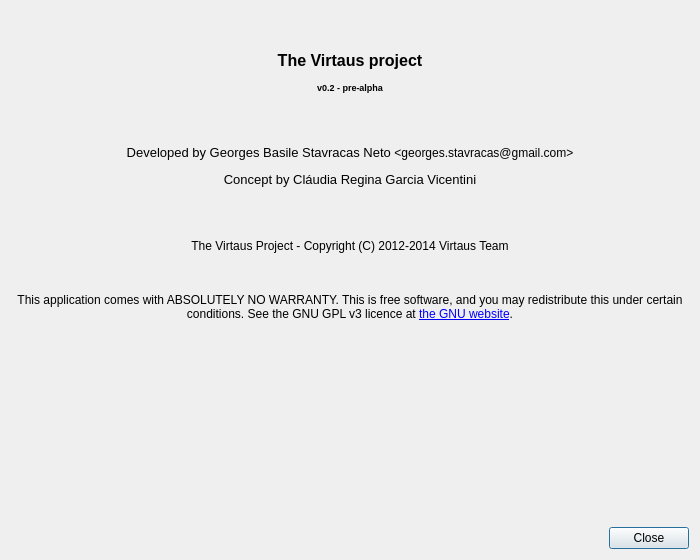
Before: the Qt Designer form dialogs/about-dialog.ui in GeorgesStavracas/Virtaus-old, drawn with Qt 5.
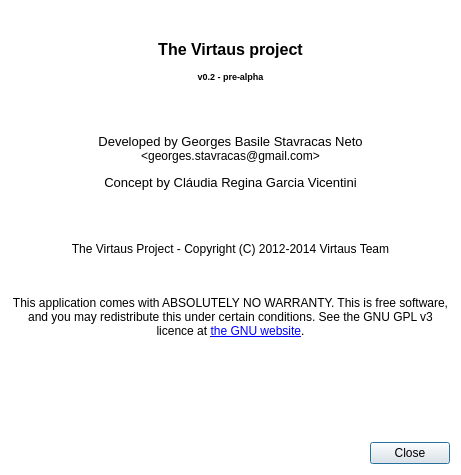
After: the same form once the commit is applied. Icons and pictures are not drawn.

The edit to the form file:
```diff
--- a/dialogs/about-dialog.ui
+++ b/dialogs/about-dialog.ui
@@ -9,8 +9,8 @@
    <rect>
     <x>0</x>
     <y>0</y>
-    <width>700</width>
-    <height>560</height>
+    <width>461</width>
+    <height>475</height>
    </rect>
   </property>
   <property name="windowTitle">
@@ -21,13 +21,21 @@
     <normaloff>:/virtaus/images/resources/icon.svg</normaloff>:/virtaus/images/resources/icon.svg</iconset>
   </property>
   <property name="styleSheet">
-   <string notr="true"/>
+   <string notr="true">QDialog {
+	background-color: rgb(255, 255, 255);
+}</string>
   </property>
   <property name="modal">
    <bool>true</bool>
   </property>
   <layout class="QGridLayout" name="gridLayout">
-   <item row="0" column="0">
+   <property name="topMargin">
+    <number>0</number>
+   </property>
+   <property name="verticalSpacing">
+    <number>9</number>
+   </property>
+   <item row="1" column="0">
     <widget class="QFrame" name="frame">
      <layout class="QGridLayout" name="gridLayout_2">
       <property name="leftMargin">
@@ -48,7 +56,7 @@
       <item row="0" column="0">
        <widget class="QLabel" name="label">
         <property name="text">
-         <string>&lt;html&gt;&lt;head/&gt;&lt;body&gt;&lt;p align=&quot;center&quot;&gt;&lt;span style=&quot; font-weight:600;&quot;&gt;&lt;br/&gt;&lt;/span&gt;&lt;img src=&quot;:/virtaus/images/resources/icon.png&quot;/&gt;&lt;/p&gt;&lt;p align=&quot;center&quot;&gt;&lt;span style=&quot; font-size:12pt; font-weight:600;&quot;&gt;The Virtaus project&lt;/span&gt;&lt;/p&gt;&lt;p align=&quot;center&quot;&gt;&lt;span style=&quot; font-size:7pt; font-weight:600;&quot;&gt;v0.2 - pre-alpha&lt;/span&gt;&lt;/p&gt;&lt;p align=&quot;center&quot;&gt;&lt;br/&gt;&lt;/p&gt;&lt;p align=&quot;center&quot;&gt;&lt;span style=&quot; font-size:10pt;&quot;&gt;Developed by Georges Basile Stavracas Neto &lt;/span&gt;&amp;lt;georges.stavracas@gmail.com&amp;gt;&lt;/p&gt;&lt;p align=&quot;center&quot;&gt;&lt;span style=&quot; font-size:10pt;&quot;&gt;Concept by Cláudia Regina Garcia Vicentini&lt;/span&gt;&lt;/p&gt;&lt;p align=&quot;center&quot;&gt;&lt;br/&gt;&lt;/p&gt;&lt;p align=&quot;center&quot;&gt;The Virtaus Project - Copyright (C) 2012-2014 Virtaus Team&lt;/p&gt;&lt;p align=&quot;center&quot;&gt;&lt;br/&gt;&lt;br/&gt;This application comes with ABSOLUTELY NO WARRANTY. This is free software, and you may redistribute this under certain conditions. See the GNU GPL v3 licence at &lt;a href=&quot;http://www.gnu.org/licenses/gpl.html&quot;&gt;&lt;span style=&quot; text-decoration: underline; color:#0000ff;&quot;&gt;the GNU website&lt;/span&gt;&lt;/a&gt;.&lt;/p&gt;&lt;/body&gt;&lt;/html&gt;</string>
+         <string>&lt;html&gt;&lt;head/&gt;&lt;body&gt;&lt;p align=&quot;center&quot;&gt;&lt;span style=&quot; font-weight:600;&quot;&gt;&lt;br/&gt;&lt;/span&gt;&lt;img src=&quot;:/virtaus/images/resources/icon.svg&quot;/&gt;&lt;/p&gt;&lt;p align=&quot;center&quot;&gt;&lt;span style=&quot; font-size:12pt; font-weight:600;&quot;&gt;The Virtaus project&lt;/span&gt;&lt;/p&gt;&lt;p align=&quot;center&quot;&gt;&lt;span style=&quot; font-size:7pt; font-weight:600;&quot;&gt;v0.2 - pre-alpha&lt;/span&gt;&lt;/p&gt;&lt;p align=&quot;center&quot;&gt;&lt;br/&gt;&lt;/p&gt;&lt;p align=&quot;center&quot;&gt;&lt;span style=&quot; font-size:10pt;&quot;&gt;Developed by Georges Basile Stavracas Neto &lt;/span&gt;&amp;lt;georges.stavracas@gmail.com&amp;gt;&lt;/p&gt;&lt;p align=&quot;center&quot;&gt;&lt;span style=&quot; font-size:10pt;&quot;&gt;Concept by Cláudia Regina Garcia Vicentini&lt;/span&gt;&lt;/p&gt;&lt;p align=&quot;center&quot;&gt;&lt;br/&gt;&lt;/p&gt;&lt;p align=&quot;center&quot;&gt;The Virtaus Project - Copyright (C) 2012-2014 Virtaus Team&lt;/p&gt;&lt;p align=&quot;center&quot;&gt;&lt;br/&gt;&lt;br/&gt;This application comes with ABSOLUTELY NO WARRANTY. This is free software, and you may redistribute this under certain conditions. See the GNU GPL v3 licence at &lt;a href=&quot;http://www.gnu.org/licenses/gpl.html&quot;&gt;&lt;span style=&quot; text-decoration: underline; color:#0000ff;&quot;&gt;the GNU website&lt;/span&gt;&lt;/a&gt;.&lt;/p&gt;&lt;/body&gt;&lt;/html&gt;</string>
         </property>
         <property name="textFormat">
          <enum>Qt::RichText</enum>
@@ -64,7 +72,7 @@
      </layout>
     </widget>
    </item>
-   <item row="1" column="0">
+   <item row="2" column="0">
     <widget class="QDialogButtonBox" name="buttonBox">
      <property name="standardButtons">
       <set>QDialogButtonBox::Close</set>
```
